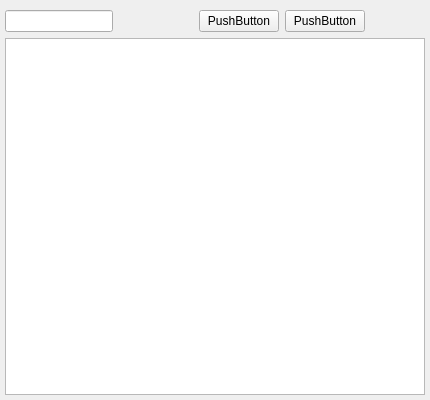
Old version of the form qplaylistedit.ui in the repository Technohamster-py/dm-assistant.
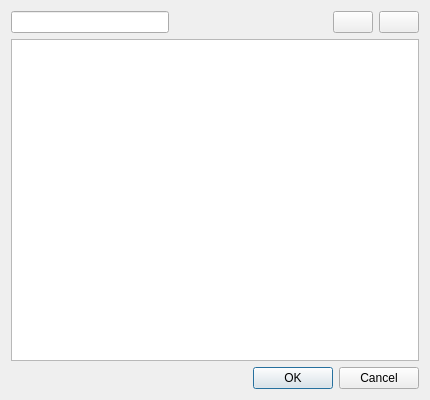
New version of the form. Icons and pictures are not drawn.

Diff of the .ui file:
```diff
--- a/qplaylistedit.ui
+++ b/qplaylistedit.ui
@@ -1,7 +1,7 @@
 <?xml version="1.0" encoding="UTF-8"?>
 <ui version="4.0">
  <class>QPlaylistEdit</class>
- <widget class="QWidget" name="QPlaylistEdit">
+ <widget class="QDialog" name="QPlaylistEdit">
   <property name="geometry">
    <rect>
     <x>0</x>
@@ -14,32 +14,14 @@
    <string>QPlaylistEdit</string>
   </property>
   <layout class="QVBoxLayout" name="verticalLayout">
-   <property name="leftMargin">
-    <number>5</number>
-   </property>
-   <property name="topMargin">
-    <number>10</number>
-   </property>
-   <property name="rightMargin">
-    <number>5</number>
-   </property>
-   <property name="bottomMargin">
-    <number>5</number>
-   </property>
    <item>
     <widget class="QWidget" name="widget" native="true">
      <property name="sizePolicy">
-      <sizepolicy hsizetype="Maximum" vsizetype="Fixed">
+      <sizepolicy hsizetype="Minimum" vsizetype="Preferred">
        <horstretch>0</horstretch>
        <verstretch>0</verstretch>
       </sizepolicy>
      </property>
-     <property name="minimumSize">
-      <size>
-       <width>0</width>
-       <height>0</height>
-      </size>
-     </property>
      <layout class="QHBoxLayout" name="horizontalLayout">
       <property name="leftMargin">
        <number>0</number>
@@ -54,26 +36,16 @@
        <number>0</number>
       </property>
       <item>
-       <widget class="QLineEdit" name="titleEdit">
-        <property name="sizePolicy">
-         <sizepolicy hsizetype="Maximum" vsizetype="Fixed">
-          <horstretch>0</horstretch>
-          <verstretch>0</verstretch>
-         </sizepolicy>
-        </property>
-       </widget>
+       <widget class="QLineEdit" name="titleEdit"/>
       </item>
       <item>
        <spacer name="horizontalSpacer">
         <property name="orientation">
          <enum>Qt::Horizontal</enum>
         </property>
-        <property name="sizeType">
-         <enum>QSizePolicy::Preferred</enum>
-        </property>
         <property name="sizeHint" stdset="0">
          <size>
-          <width>80</width>
+          <width>40</width>
           <height>20</height>
          </size>
         </property>
@@ -82,14 +54,22 @@
       <item>
        <widget class="QPushButton" name="addButton">
         <property name="text">
-         <string>PushButton</string>
+         <string/>
+        </property>
+        <property name="icon">
+         <iconset resource="static/app_resources.qrc">
+          <normaloff>:/add.svg</normaloff>:/add.svg</iconset>
         </property>
        </widget>
       </item>
       <item>
        <widget class="QPushButton" name="removeButton">
         <property name="text">
-         <string>PushButton</string>
+         <string/>
+        </property>
+        <property name="icon">
+         <iconset resource="static/app_resources.qrc">
+          <normaloff>:/remove.svg</normaloff>:/remove.svg</iconset>
         </property>
        </widget>
       </item>
@@ -97,7 +77,14 @@
     </widget>
    </item>
    <item>
-    <widget class="QTableWidget" name="tableWidget"/>
+    <widget class="QTableView" name="playlistView"/>
+   </item>
+   <item>
+    <widget class="QDialogButtonBox" name="buttonBox">
+     <property name="standardButtons">
+      <set>QDialogButtonBox::Cancel|QDialogButtonBox::Ok</set>
+     </property>
+    </widget>
    </item>
   </layout>
  </widget>
```
Left out of the diff: 10 changed lines with no effect on the pictures.
